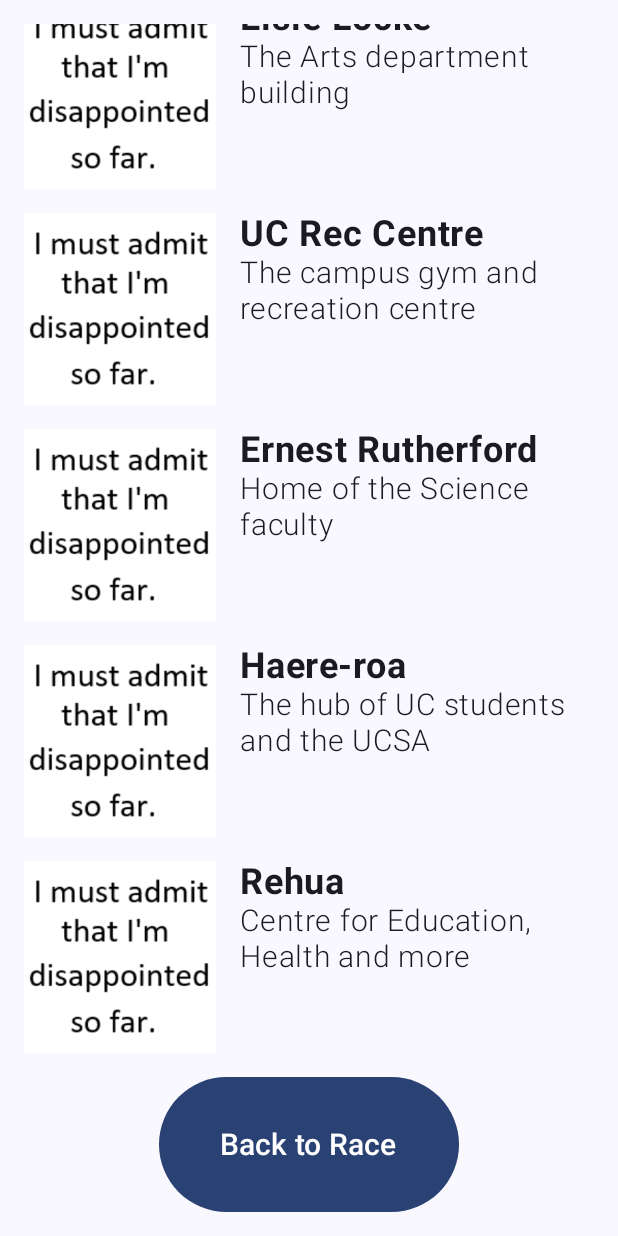
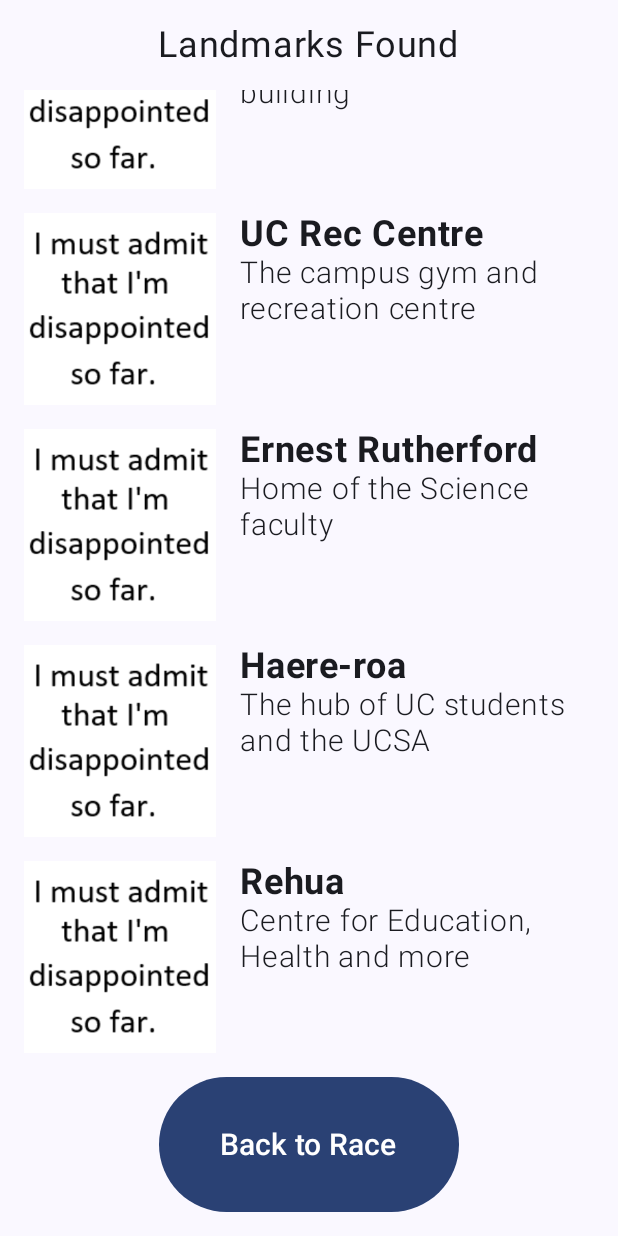
Before and after one commit to priscilla-if/UCanScan, an Android app built with Jetpack Compose: the LandmarksFoundScreen screen opened through its navigation route, scrolled down 222 dp, on a phone screen of 412 x 824 dp. Run offline under Robolectric (Android 15) with nearby library versions, the phone set to English and light mode, and no system bars; our stand-ins replace Room's generated code.

Commit message:
Put landmarks list in LazyColumn so that the title text is stickied to the top of the screen: doesn't scroll when you scroll the landmarks list.

```diff
--- a/app/src/main/java/nz/ac/uclive/dsi61/ucanscan/screens/LandmarksFound.kt
+++ b/app/src/main/java/nz/ac/uclive/dsi61/ucanscan/screens/LandmarksFound.kt
@@ -3,19 +3,27 @@ package nz.ac.uclive.dsi61.ucanscan.screens
 import android.annotation.SuppressLint
 import android.content.Context
 import androidx.compose.foundation.Image
-import androidx.compose.foundation.layout.*
-import androidx.compose.foundation.rememberScrollState
-import androidx.compose.foundation.verticalScroll
+import androidx.compose.foundation.layout.Box
+import androidx.compose.foundation.layout.Column
+import androidx.compose.foundation.layout.PaddingValues
+import androidx.compose.foundation.layout.Row
+import androidx.compose.foundation.layout.Spacer
+import androidx.compose.foundation.layout.fillMaxSize
+import androidx.compose.foundation.layout.fillMaxWidth
+import androidx.compose.foundation.layout.height
+import androidx.compose.foundation.layout.padding
+import androidx.compose.foundation.layout.size
+import androidx.compose.foundation.lazy.LazyColumn
+import androidx.compose.foundation.lazy.items
 import androidx.compose.material3.Button
-import androidx.compose.material3.ExperimentalMaterial3Api
-import androidx.compose.material3.MaterialTheme
 import androidx.compose.material3.Text
-import androidx.compose.runtime.*
+import androidx.compose.runtime.Composable
+import androidx.compose.runtime.collectAsState
+import androidx.compose.runtime.getValue
 import androidx.compose.ui.Alignment
 import androidx.compose.ui.Modifier
 import androidx.compose.ui.res.painterResource
 import androidx.compose.ui.res.stringResource
-import androidx.compose.ui.text.TextStyle
 import androidx.compose.ui.text.font.FontWeight
 import androidx.compose.ui.unit.dp
 import androidx.compose.ui.unit.sp
@@ -28,7 +36,6 @@ import nz.ac.uclive.dsi61.ucanscan.navigation.Screens
 import nz.ac.uclive.dsi61.ucanscan.viewmodel.LandmarkViewModel
 import nz.ac.uclive.dsi61.ucanscan.viewmodel.LandmarkViewModelFactory
 
-@OptIn(ExperimentalMaterial3Api::class)
 @SuppressLint("UnusedMaterial3ScaffoldPaddingParameter", "UnrememberedMutableState")
 @Composable
 fun LandmarksFoundScreen(context: Context,
@@ -44,11 +51,9 @@ fun LandmarksFoundScreen(context: Context,
     Column(
         modifier = Modifier
             .fillMaxSize()
-            .padding(16.dp)
-            .verticalScroll(rememberScrollState()),
+            .padding(16.dp),
         horizontalAlignment = Alignment.CenterHorizontally
     ) {
-        //TODO: sticky the title
         Text(
             text = stringResource(R.string.landmarks_found),
             fontSize = 24.sp
@@ -58,14 +63,57 @@ fun LandmarksFoundScreen(context: Context,
             modifier = Modifier.height(16.dp)
         )
 
+        FoundLandmarksList(landmarks)
 
-        //TODO: get images from roomdb
-        for (landmark in landmarks) {
+    }
+
+
+    // 'back to Race' button
+    Box(
+        modifier = Modifier.fillMaxSize()
+    ) {
+        Column(
+            modifier = Modifier
+                .fillMaxWidth() // helps centre the button horizontally
+                .align(Alignment.BottomCenter)
+                .padding(bottom = 16.dp),
+            horizontalAlignment = Alignment.CenterHorizontally
+        ) {
+
+            Button(
+                onClick = {
+                    navController.navigate(Screens.Race.route)
+                },
+                modifier = Modifier.size(width = 200.dp, height = 90.dp)
+            ) {
+                Text(
+                    text = stringResource(R.string.back_to_race),
+                    fontSize = 20.sp //TODO: replace with MaterialTheme styling
+                )
+            }
+        }
+    }
+
+
+//    BackHandler { // what to do when phone's back button is clicked
+//    }
+}
+
+
+
+@Composable
+fun FoundLandmarksList(landmarks: List<Landmark>) {
+    LazyColumn( // the lazycolumn is scrollable & allows the "landmarks found" title to stick to the screen
+        contentPadding = PaddingValues(bottom = 16.dp + 90.dp) // Reserve space for the Back button: padding + button height
+    ) {
+        items(landmarks) { landmark ->
             Row(
                 modifier = Modifier.padding(top = 16.dp)      // padding between entries
                     .fillMaxWidth()
             ) {
-                Column(     // column 1: image
+                //TODO: get images from roomdb
+                Column(
+                    // column 1: image
                     modifier = Modifier.padding(end = 16.dp),   // padding on right of image
                 ) {
                     Row(
@@ -103,55 +151,7 @@ fun LandmarksFoundScreen(context: Context,
                         )
                     }
                 }
-
-            }
-        }
-
-
-
-        // Add 90dp of padding below the landmarks column
-        Spacer(
-            modifier = Modifier
-                .height(90.dp + 16.dp) // height of button + padding amount
-                .fillMaxWidth()
-        )
-
-
-
-    }
-
-
-
-
-    //TODO: put into function, for map, camera, landscape
-    Box(
-        modifier = Modifier.fillMaxSize()
-    ) {
-        Column(
-            modifier = Modifier
-                .fillMaxWidth() // helps centre the button horizontally
-                .align(Alignment.BottomCenter)
-                .padding(bottom = 16.dp),
-            horizontalAlignment = Alignment.CenterHorizontally
-        ) {
-
-            Button(
-                onClick = {
-                    navController.navigate(Screens.Race.route)
-                },
-                modifier = Modifier.size(width = 200.dp, height = 90.dp)
-            ) {
-                Text(
-                    text = stringResource(R.string.back_to_race),
-                    fontSize = 20.sp //TODO: replace with MaterialTheme styling
-                )
             }
         }
     }
-
-
-
-
-//    BackHandler { // what to do when phone's back button is clicked
-//    }
 }
```
Lines whose indentation alone changed are shown as unchanged.
